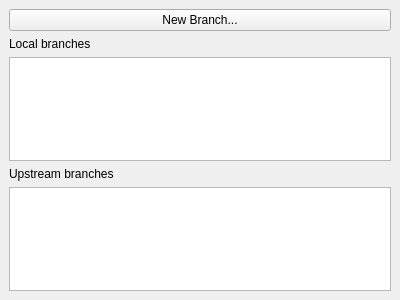
Before: the Qt Designer form src/components/branchlist/branchlist.ui in feelx88/git-qui, drawn with Qt 5.
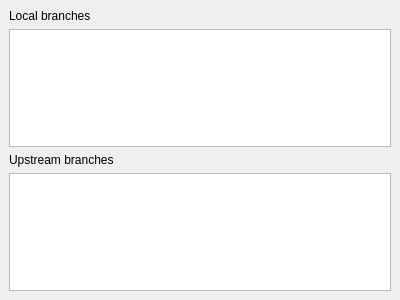
After: the same form once the commit is applied.

Commit message: Moved branch creation action to toolbar actions.

What changed in the file:
```diff
--- a/src/components/branchlist/branchlist.ui
+++ b/src/components/branchlist/branchlist.ui
@@ -15,13 +15,6 @@
   </property>
   <widget class="QWidget" name="dockWidgetContents">
    <layout class="QVBoxLayout" name="verticalLayout">
-    <item>
-     <widget class="QPushButton" name="createBranchButton">
-      <property name="text">
-       <string>New Branch...</string>
-      </property>
-     </widget>
-    </item>
     <item>
      <widget class="QLabel" name="label">
       <property name="text">
```
The commit also changes 4 other files.
